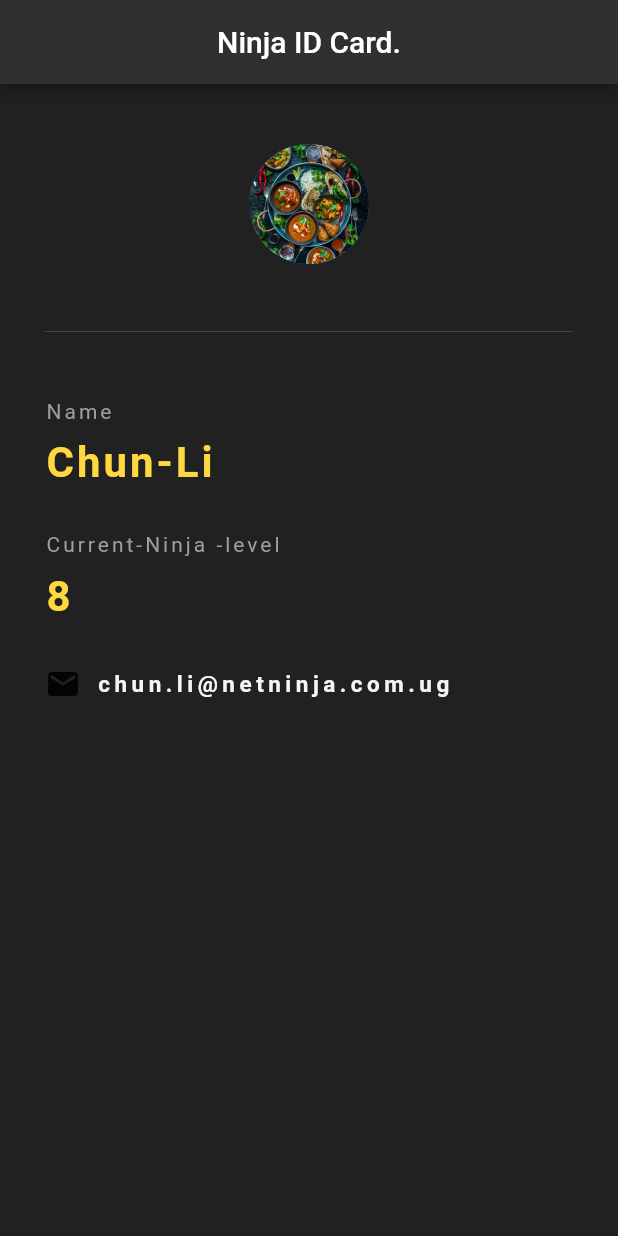
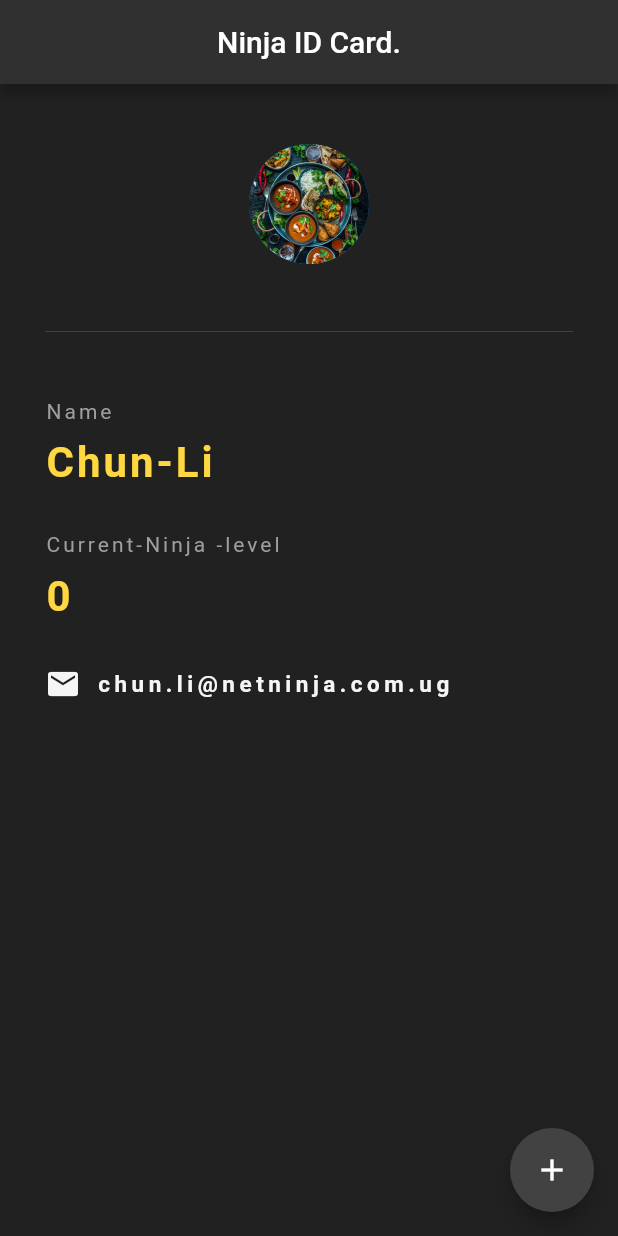
Before and after one commit to sirrrik/ninja, a Flutter app: the screen it shows after launch, on a phone screen of 412 x 824 dp. Run offline on Flutter 3.47's test engine with Material 2 defaults, Android fonts, the phone set to English and light mode, and no system bars.

```diff
--- a/lib/main.dart
+++ b/lib/main.dart
@@ -10,6 +10,8 @@ class MyApp extends StatefulWidget {
 }
 
 class _MyAppState extends State<MyApp> {
+  int ninjaLevel = 0;
+
   @override
   Widget build(BuildContext context) {
     return MaterialApp(
@@ -19,6 +21,15 @@ class _MyAppState extends State<MyApp> {
           backgroundColor: Colors.grey[850],
           centerTitle: true,
           title: Text('Ninja ID Card.'),
+        ),
+        floatingActionButton: FloatingActionButton(
+          onPressed: () {
+            setState(() {
+              ninjaLevel += 1;
+            });
+          },
+          child: Icon(Icons.add),
+          backgroundColor: Colors.grey[800],
         ),
         body: Padding(
           padding: EdgeInsets.fromLTRB(30, 40, 30, 0.0),
@@ -55,7 +66,7 @@ class _MyAppState extends State<MyApp> {
               ),
               SizedBox(height: 10),
               Text(
-                '8',
+                '$ninjaLevel',
                 style: TextStyle(
                     color: Colors.amberAccent[200],
                     letterSpacing: 2.0,
@@ -69,7 +80,7 @@ class _MyAppState extends State<MyApp> {
                 children: [
                   Icon(
                     Icons.email,
-                    color: Colors.grey[20],
+                    color: Colors.grey[100],
                   ),
                   SizedBox(
                     width: 10,
```
